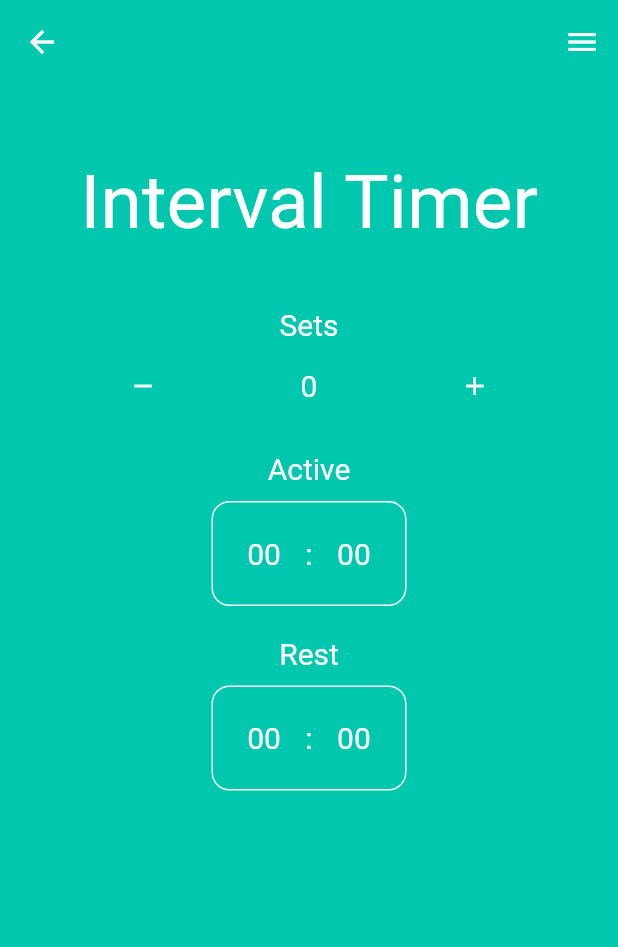
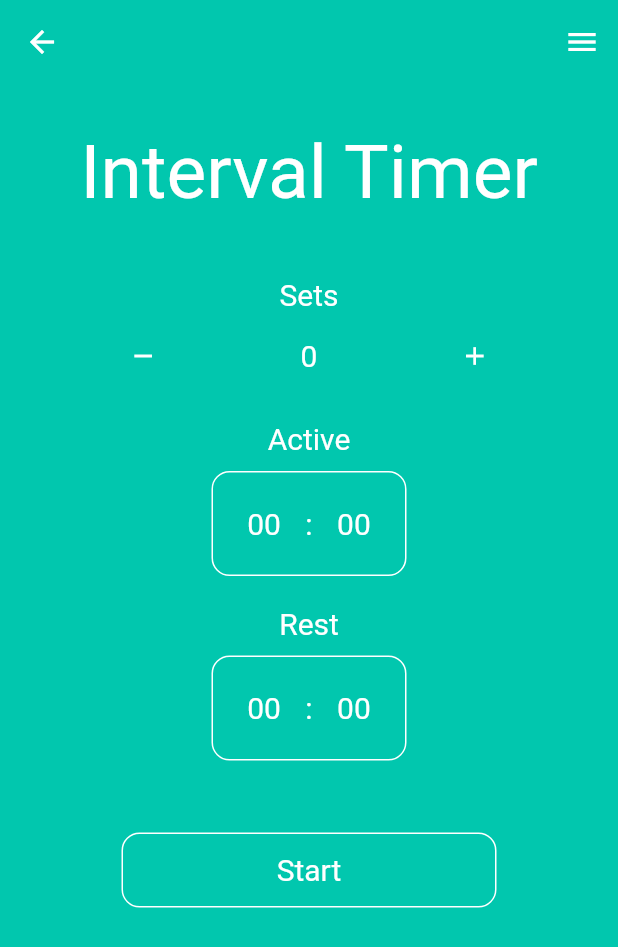
Before and after one commit to L-Hyeon/flutter-timer, a Flutter app: the IntervalPage screen opened directly, on a phone screen of 412 x 824 dp. Shown: the top 947 px of the screen. Run offline on Flutter 3.47's test engine with Material 2 defaults, Android fonts, the phone set to English and light mode, and no system bars; our stand-ins replace fluttertoast; Roboto replaces fonts that are missing (Cafe24).

Commit message:
Add Interval count Down Page

```diff
--- a/lib/widgets/interval_page.dart
+++ b/lib/widgets/interval/interval_page.dart
@@ -1,4 +1,5 @@
 import 'package:flutter/material.dart';
+import 'package:timer/widgets/interval/interval_active.dart';
 
 class IntervalPage extends StatefulWidget {
   const IntervalPage({Key? key}) : super(key: key);
@@ -26,7 +27,7 @@ class _IntervalPageState extends State<IntervalPage> {
       body: SingleChildScrollView(
         child: Column(
           children: [
-            const SizedBox(height: 50),
+            const SizedBox(height: 30),
             const Center(
               child: TText(
                 text: "Interval Timer",
@@ -274,6 +275,29 @@ class _IntervalPageState extends State<IntervalPage> {
                   )
                 ],
               ),
+            ),
+            SizedBox(height: 30),
+            Container(
+              width: 250,
+              height: 50,
+              decoration: BoxDecoration(
+                borderRadius: BorderRadius.circular(12),
+                border: Border.all(
+                  width: 1,
+                  color: Colors.white,
+                )
+              ),
+              child: InkWell(
+                child: const Center(
+                  child: TText(
+                    text: "Start",
+                    size: 20
+                  )
+                ),
+                onTap: (){
+                  Navigator.push(context, MaterialPageRoute(builder: (context) => IntervalActive(set: sets, aMin: activeMin.text, aSec: activeSec.text, rMin: restMin.text, rSec: restSec.text)));
+                },
+              )
             )
           ],
         ),
--- a/pubspec.yaml
+++ b/pubspec.yaml
@@ -34,6 +34,7 @@ dependencies:
   # The following adds the Cupertino Icons font to your application.
   # Use with the CupertinoIcons class for iOS style icons.
   cupertino_icons: ^1.0.2
+  fluttertoast: ^8.0.8
 
 dev_dependencies:
   flutter_test:
```
Also changed, not shown: lib/main.dart (+26 -4 lines), lib/widgets/interval/interval_active.dart (added, +78 -0 lines), lib/widgets/sleep/sleep_page.dart (renamed from lib/widgets/sleep_page.dart), pubspec.lock.
